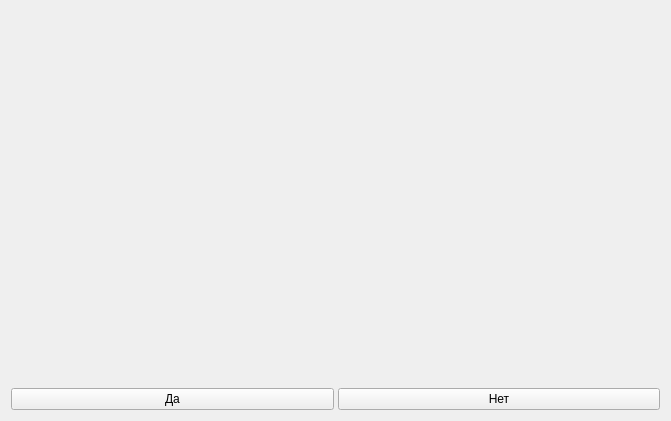
StellarCampfire/GeoPhoto, file resources/ui/PhotoReviewForm.ui: the form before one commit.
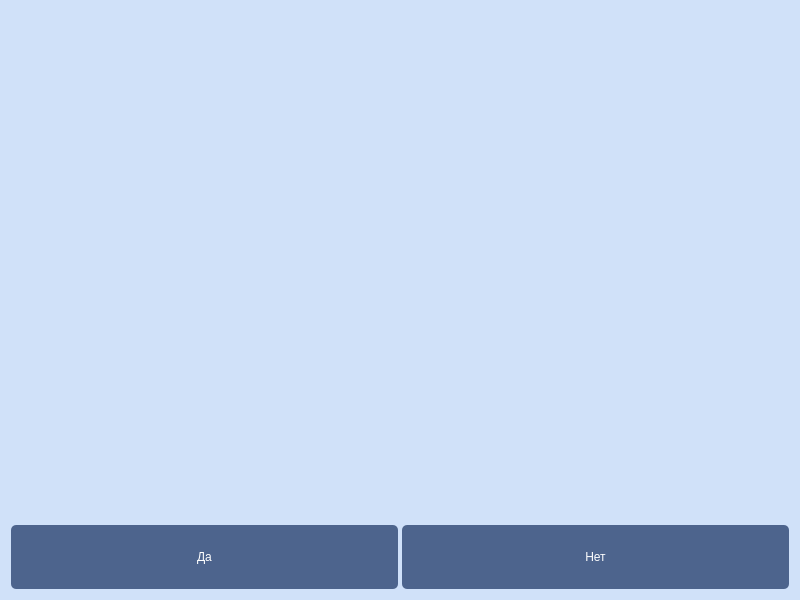
The form after the commit.

What changed in the file:
```diff
--- a/resources/ui/PhotoReviewForm.ui
+++ b/resources/ui/PhotoReviewForm.ui
@@ -6,13 +6,38 @@
    <rect>
     <x>0</x>
     <y>0</y>
-    <width>671</width>
-    <height>421</height>
+    <width>800</width>
+    <height>600</height>
    </rect>
   </property>
   <property name="windowTitle">
    <string>Form</string>
   </property>
+  <property name="styleSheet">
+   <string notr="true">QWidget {
+    background-color: rgb(208, 225, 249);
+}
+
+QPushButton {
+    background-color: rgb(77, 100, 141);
+
+    color: white;
+    border-radius: 5px;
+	padding: 25;
+	font: 57 18pt &quot;Sono Medium&quot;;
+}
+
+QPushButton:focus {
+    background-color: rgb(40, 54, 85);
+
+    color: white;
+    border-radius: 5px;
+	padding: 25;
+	font: 57 18pt &quot;Sono Medium&quot;;
+}
+
+</string>
+  </property>
   <layout class="QVBoxLayout" name="verticalLayout" stretch="1,0">
    <item>
     <widget class="QLabel" name="photo_label">
@@ -34,6 +59,12 @@
      </property>
      <item>
       <widget class="QPushButton" name="yes_pushButton">
+       <property name="maximumSize">
+        <size>
+         <width>16777215</width>
+         <height>100</height>
+        </size>
+       </property>
        <property name="text">
         <string>Да</string>
        </property>
@@ -41,6 +72,12 @@
      </item>
      <item>
       <widget class="QPushButton" name="no_pushButton">
+       <property name="maximumSize">
+        <size>
+         <width>16777215</width>
+         <height>100</height>
+        </size>
+       </property>
        <property name="text">
         <string>Нет</string>
        </property>
```
